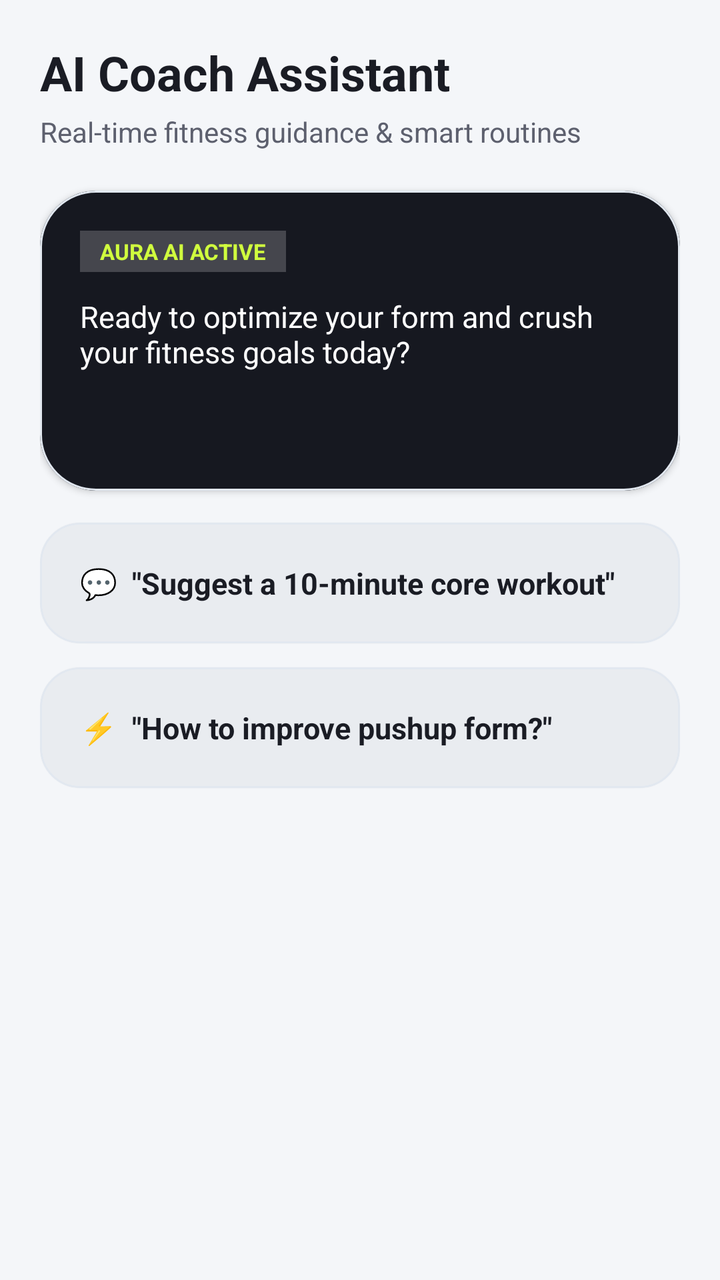
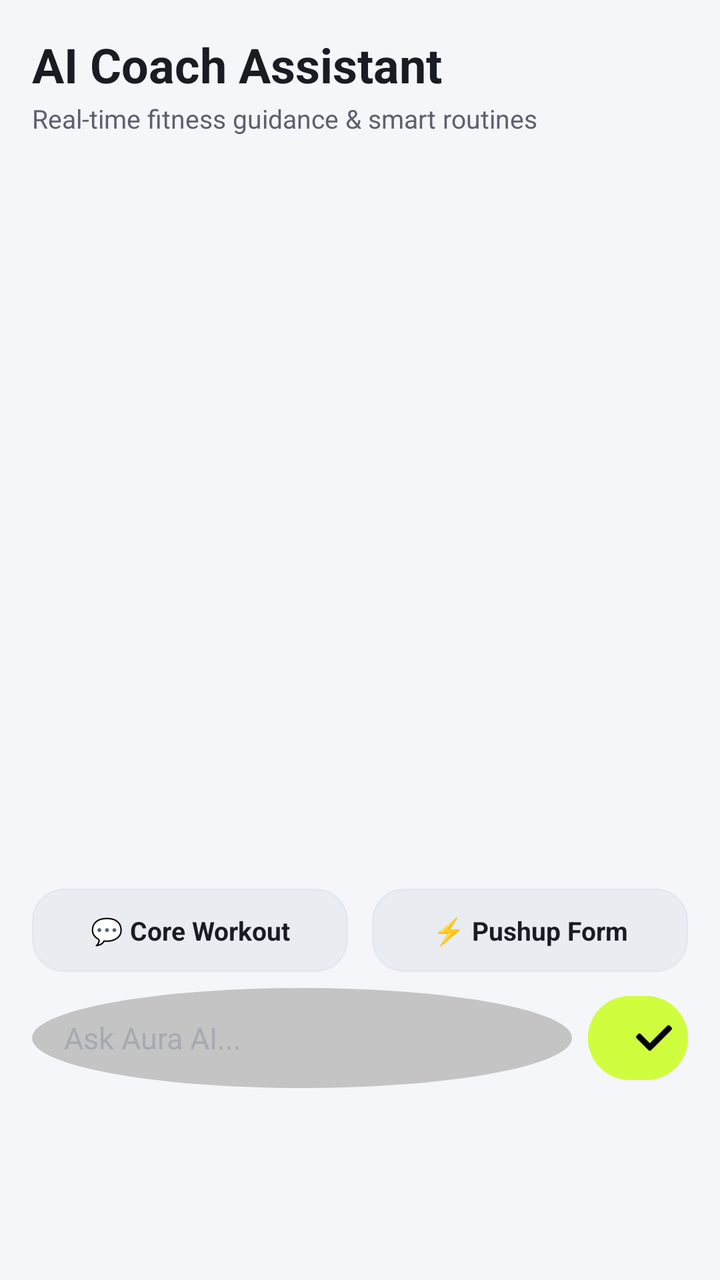

Screens rendered from an Android XML layout before and after an edit, with the pre-edit source and the edit as a unified diff.
<!-- AndroidManifest.xml: application theme Theme.AuraFitAI -->
<!-- res/layout/fragment_ai_coach.xml -->
<?xml version="1.0" encoding="utf-8"?>
<androidx.core.widget.NestedScrollView xmlns:android="http://schemas.android.com/apk/res/android"
    xmlns:app="http://schemas.android.com/apk/res-auto"
    android:layout_width="match_parent"
    android:layout_height="match_parent"
    android:background="?attr/colorSurface"
    android:fillViewport="true">

    <androidx.constraintlayout.widget.ConstraintLayout
        android:layout_width="match_parent"
        android:layout_height="wrap_content"
        android:padding="20dp"
        android:paddingBottom="100dp">

        <TextView
            android:id="@+id/tvAiTitle"
            android:layout_width="wrap_content"
            android:layout_height="wrap_content"
            android:text="AI Coach Assistant"
            android:textColor="?attr/colorOnSurface"
            android:textSize="24sp"
            android:textStyle="bold"
            app:layout_constraintStart_toStartOf="parent"
            app:layout_constraintTop_toTopOf="parent" />

        <TextView
            android:id="@+id/tvAiSubtitle"
            android:layout_width="wrap_content"
            android:layout_height="wrap_content"
            android:layout_marginTop="4dp"
            android:text="Real-time fitness guidance &amp; smart routines"
            android:textColor="?attr/colorOnSurfaceVariant"
            android:textSize="14sp"
            app:layout_constraintStart_toStartOf="parent"
            app:layout_constraintTop_toBottomOf="@+id/tvAiTitle" />

        
        <com.google.android.material.card.MaterialCardView
            android:id="@+id/cardAiHero"
            android:layout_width="match_parent"
            android:layout_height="150dp"
            android:layout_marginTop="20dp"
            app:cardBackgroundColor="@color/dark_surface"
            app:cardCornerRadius="28dp"
            app:cardElevation="2dp"
            app:strokeWidth="1dp"
            app:strokeColor="@color/borderStroke"
            app:layout_constraintTop_toBottomOf="@+id/tvAiSubtitle">

            <androidx.constraintlayout.widget.ConstraintLayout
                android:layout_width="match_parent"
                android:layout_height="match_parent"
                android:padding="20dp">

                <TextView
                    android:id="@+id/tvAiBadge"
                    android:layout_width="wrap_content"
                    android:layout_height="wrap_content"
                    android:background="@color/glass_white_alpha20"
                    android:paddingHorizontal="10dp"
                    android:paddingVertical="3dp"
                    android:text="AURA AI ACTIVE"
                    android:textColor="@color/electric_lime"
                    android:textSize="11sp"
                    android:textStyle="bold"
                    app:layout_constraintStart_toStartOf="parent"
                    app:layout_constraintTop_toTopOf="parent" />

                <TextView
                    android:id="@+id/tvAiHeroText"
                    android:layout_width="0dp"
                    android:layout_height="wrap_content"
                    android:layout_marginTop="12dp"
                    android:text="Ready to optimize your form and crush your fitness goals today?"
                    android:textColor="@color/white"
                    android:textSize="15sp"
                    app:layout_constraintEnd_toEndOf="parent"
                    app:layout_constraintStart_toStartOf="parent"
                    app:layout_constraintTop_toBottomOf="@+id/tvAiBadge" />

            </androidx.constraintlayout.widget.ConstraintLayout>
        </com.google.android.material.card.MaterialCardView>

        
        <com.google.android.material.card.MaterialCardView
            android:id="@+id/cardPrompt1"
            android:layout_width="match_parent"
            android:layout_height="wrap_content"
            android:layout_marginTop="16dp"
            app:cardBackgroundColor="?attr/colorSurfaceVariant"
            app:cardCornerRadius="20dp"
            app:cardElevation="1dp"
            app:strokeWidth="1dp"
            app:strokeColor="@color/borderStroke"
            app:layout_constraintTop_toBottomOf="@+id/cardAiHero">

            <TextView
                android:layout_width="match_parent"
                android:layout_height="wrap_content"
                android:padding="20dp"
                android:text="💬  &quot;Suggest a 10-minute core workout&quot;"
                android:textColor="?attr/colorOnSurface"
                android:textSize="15sp"
                android:textStyle="bold" />
        </com.google.android.material.card.MaterialCardView>

        
        <com.google.android.material.card.MaterialCardView
            android:id="@+id/cardPrompt2"
            android:layout_width="match_parent"
            android:layout_height="wrap_content"
            android:layout_marginTop="12dp"
            app:cardBackgroundColor="?attr/colorSurfaceVariant"
            app:cardCornerRadius="20dp"
            app:cardElevation="1dp"
            app:strokeWidth="1dp"
            app:strokeColor="@color/borderStroke"
            app:layout_constraintTop_toBottomOf="@+id/cardPrompt1">

            <TextView
                android:layout_width="match_parent"
                android:layout_height="wrap_content"
                android:padding="20dp"
                android:text="⚡  &quot;How to improve pushup form?&quot;"
                android:textColor="?attr/colorOnSurface"
                android:textSize="15sp"
                android:textStyle="bold" />
        </com.google.android.material.card.MaterialCardView>

    </androidx.constraintlayout.widget.ConstraintLayout>
</androidx.core.widget.NestedScrollView>
<!-- resources referenced by this layout -->
<resources>
  <color name="borderStroke">#E2E8F0</color>
  <color name="dark_surface">#161820</color>
  <color name="electric_lime">#D0FD3E</color>
  <color name="glass_white_alpha20">#33FFFFFF</color>
  <color name="white">#FFFFFF</color>
  <style name="Theme.AuraFitAI" parent="Theme.Material3.Light.NoActionBar">
          <item name="colorPrimary">@color/gradient_auth_center</item>
          <item name="colorOnPrimary">@color/white</item>
          <item name="colorPrimaryContainer">@color/athletic_emerald_light</item>
          <item name="colorSecondary">@color/electric_lime</item>
          <item name="colorOnSecondary">@color/dark_on_background</item>
          <item name="colorTertiary">@color/gradient_btn_start</item>
  
          <item name="android:windowBackground">@color/light_background</item>
          <item name="colorSurface">@color/light_surface</item>
          <item name="colorSurfaceVariant">@color/light_surface_variant</item>
  
          <item name="colorOnBackground">@color/light_on_background</item>
          <item name="colorOnSurface">@color/light_on_surface</item>
          <item name="colorOnSurfaceVariant">@color/light_on_surface_variant</item>
  
          <item name="android:statusBarColor">@color/light_background</item>
          <item name="android:windowLightStatusBar">true</item>
      </style>
  <color name="gradient_auth_center">#00A86B</color>
  <color name="athletic_emerald_light">#4C8C4A</color>
  <color name="dark_on_background">#FFFFFF</color>
  <color name="gradient_btn_start">#00C99E</color>
  <color name="light_background">#FFFFFF</color>
  <color name="light_surface">#F4F6F9</color>
  <color name="light_surface_variant">#E9ECF0</color>
  <color name="light_on_background">#0D0E12</color>
  <color name="light_on_surface">#1A1C24</color>
  <color name="light_on_surface_variant">#5D606E</color>
</resources>

<!-- the commit's change to res/layout/fragment_ai_coach.xml (unified diff, before → after) -->
@@ -1,131 +1,132 @@
 <?xml version="1.0" encoding="utf-8"?>
-<androidx.core.widget.NestedScrollView xmlns:android="http://schemas.android.com/apk/res/android"
+<androidx.constraintlayout.widget.ConstraintLayout xmlns:android="http://schemas.android.com/apk/res/android"
     xmlns:app="http://schemas.android.com/apk/res-auto"
     android:layout_width="match_parent"
     android:layout_height="match_parent"
     android:background="?attr/colorSurface"
-    android:fillViewport="true">
+    android:padding="16dp">
 
-    <androidx.constraintlayout.widget.ConstraintLayout
+    <TextView
+        android:id="@+id/tvAiTitle"
+        android:layout_width="wrap_content"
+        android:layout_height="wrap_content"
+        android:text="AI Coach Assistant"
+        android:textColor="?attr/colorOnSurface"
+        android:textSize="24sp"
+        android:textStyle="bold"
+        app:layout_constraintStart_toStartOf="parent"
+        app:layout_constraintTop_toTopOf="parent" />
+
+    <TextView
+        android:id="@+id/tvAiSubtitle"
+        android:layout_width="wrap_content"
+        android:layout_height="wrap_content"
+        android:layout_marginTop="2dp"
+        android:text="Real-time fitness guidance &amp; smart routines"
+        android:textColor="?attr/colorOnSurfaceVariant"
+        android:textSize="13sp"
+        app:layout_constraintStart_toStartOf="parent"
+        app:layout_constraintTop_toBottomOf="@+id/tvAiTitle" />
+
+    
+    <androidx.recyclerview.widget.RecyclerView
+        android:id="@+id/rvChatMessages"
+        android:layout_width="match_parent"
+        android:layout_height="0dp"
+        android:layout_marginTop="12dp"
+        android:layout_marginBottom="12dp"
+        android:clipToPadding="false"
+        app:layout_constraintBottom_toTopOf="@+id/quickPromptsLayout"
+        app:layout_constraintTop_toBottomOf="@+id/tvAiSubtitle" />
+
+    
+    <LinearLayout
+        android:id="@+id/quickPromptsLayout"
         android:layout_width="match_parent"
         android:layout_height="wrap_content"
-        android:padding="20dp"
-        android:paddingBottom="100dp">
+        android:layout_marginBottom="8dp"
+        android:orientation="horizontal"
+        app:layout_constraintBottom_toTopOf="@+id/inputLayout">
 
-        <TextView
-            android:id="@+id/tvAiTitle"
-            android:layout_width="wrap_content"
-            android:layout_height="wrap_content"
-            android:text="AI Coach Assistant"
-            android:textColor="?attr/colorOnSurface"
-            android:textSize="24sp"
-            android:textStyle="bold"
-            app:layout_constraintStart_toStartOf="parent"
-            app:layout_constraintTop_toTopOf="parent" />
-
-        <TextView
-            android:id="@+id/tvAiSubtitle"
-            android:layout_width="wrap_content"
-            android:layout_height="wrap_content"
-            android:layout_marginTop="4dp"
-            android:text="Real-time fitness guidance &amp; smart routines"
-            android:textColor="?attr/colorOnSurfaceVariant"
-            android:textSize="14sp"
-            app:layout_constraintStart_toStartOf="parent"
-            app:layout_constraintTop_toBottomOf="@+id/tvAiTitle" />
-
-        
-        <com.google.android.material.card.MaterialCardView
-            android:id="@+id/cardAiHero"
-            android:layout_width="match_parent"
-            android:layout_height="150dp"
-            android:layout_marginTop="20dp"
-            app:cardBackgroundColor="@color/dark_surface"
-            app:cardCornerRadius="28dp"
-            app:cardElevation="2dp"
-            app:strokeWidth="1dp"
-            app:strokeColor="@color/borderStroke"
-            app:layout_constraintTop_toBottomOf="@+id/tvAiSubtitle">
-
-            <androidx.constraintlayout.widget.ConstraintLayout
-                android:layout_width="match_parent"
-                android:layout_height="match_parent"
-                android:padding="20dp">
-
-                <TextView
-                    android:id="@+id/tvAiBadge"
-                    android:layout_width="wrap_content"
-                    android:layout_height="wrap_content"
-                    android:background="@color/glass_white_alpha20"
-                    android:paddingHorizontal="10dp"
-                    android:paddingVertical="3dp"
-                    android:text="AURA AI ACTIVE"
-                    android:textColor="@color/electric_lime"
-                    android:textSize="11sp"
-                    android:textStyle="bold"
-                    app:layout_constraintStart_toStartOf="parent"
-                    app:layout_constraintTop_toTopOf="parent" />
-
-                <TextView
-                    android:id="@+id/tvAiHeroText"
-                    android:layout_width="0dp"
-                    android:layout_height="wrap_content"
-                    android:layout_marginTop="12dp"
-                    android:text="Ready to optimize your form and crush your fitness goals today?"
-                    android:textColor="@color/white"
-                    android:textSize="15sp"
-                    app:layout_constraintEnd_toEndOf="parent"
-                    app:layout_constraintStart_toStartOf="parent"
-                    app:layout_constraintTop_toBottomOf="@+id/tvAiBadge" />
-
-            </androidx.constraintlayout.widget.ConstraintLayout>
-        </com.google.android.material.card.MaterialCardView>
-
-        
         <com.google.android.material.card.MaterialCardView
             android:id="@+id/cardPrompt1"
-            android:layout_width="match_parent"
+            android:layout_width="0dp"
             android:layout_height="wrap_content"
-            android:layout_marginTop="16dp"
+            android:layout_weight="1"
+            android:layout_marginEnd="6dp"
             app:cardBackgroundColor="?attr/colorSurfaceVariant"
-            app:cardCornerRadius="20dp"
-            app:cardElevation="1dp"
+            app:cardCornerRadius="16dp"
             app:strokeWidth="1dp"
-            app:strokeColor="@color/borderStroke"
-            app:layout_constraintTop_toBottomOf="@+id/cardAiHero">
+            app:strokeColor="@color/borderStroke">
 
             <TextView
                 android:layout_width="match_parent"
                 android:layout_height="wrap_content"
-                android:padding="20dp"
-                android:text="💬  &quot;Suggest a 10-minute core workout&quot;"
+                android:gravity="center"
+                android:padding="12dp"
+                android:text="💬 Core Workout"
                 android:textColor="?attr/colorOnSurface"
-                android:textSize="15sp"
+                android:textSize="13sp"
                 android:textStyle="bold" />
         </com.google.android.material.card.MaterialCardView>
 
-        
         <com.google.android.material.card.MaterialCardView
             android:id="@+id/cardPrompt2"
-            android:layout_width="match_parent"
+            android:layout_width="0dp"
             android:layout_height="wrap_content"
-            android:layout_marginTop="12dp"
+            android:layout_weight="1"
+            android:layout_marginStart="6dp"
             app:cardBackgroundColor="?attr/colorSurfaceVariant"
-            app:cardCornerRadius="20dp"
-            app:cardElevation="1dp"
+            app:cardCornerRadius="16dp"
             app:strokeWidth="1dp"
-            app:strokeColor="@color/borderStroke"
-            app:layout_constraintTop_toBottomOf="@+id/cardPrompt1">
+            app:strokeColor="@color/borderStroke">
 
             <TextView
                 android:layout_width="match_parent"
                 android:layout_height="wrap_content"
-                android:padding="20dp"
-                android:text="⚡  &quot;How to improve pushup form?&quot;"
+                android:gravity="center"
+                android:padding="12dp"
+                android:text="⚡ Pushup Form"
                 android:textColor="?attr/colorOnSurface"
-                android:textSize="15sp"
+                android:textSize="13sp"
                 android:textStyle="bold" />
         </com.google.android.material.card.MaterialCardView>
+    </LinearLayout>
 
-    </androidx.constraintlayout.widget.ConstraintLayout>
-</androidx.core.widget.NestedScrollView>
+    
+    <LinearLayout
+        android:id="@+id/inputLayout"
+        android:layout_width="match_parent"
+        android:layout_height="wrap_content"
+        android:layout_marginBottom="80dp"
+        android:orientation="horizontal"
+        android:gravity="center_vertical"
+        app:layout_constraintBottom_toBottomOf="parent">
+
+        <EditText
+            android:id="@+id/etMessageInput"
+            android:layout_width="0dp"
+            android:layout_height="50dp"
+            android:layout_weight="1"
+            android:background="@drawable/item_circular_color_gray_background"
+            android:hint="Ask Aura AI..."
+            android:imeOptions="actionSend"
+            android:inputType="text"
+            android:paddingHorizontal="16dp"
+            android:textColor="@color/white"
+            android:textColorHint="@color/dark_on_surface_variant"
+            android:textSize="15sp" />
+
+        <com.google.android.material.button.MaterialButton
+            android:id="@+id/btnSend"
+            android:layout_width="50dp"
+            android:layout_height="50dp"
+            android:layout_marginStart="8dp"
+            android:backgroundTint="@color/electric_lime"
+            android:contentDescription="Send"
+            app:icon="@drawable/ic_action_done"
+            app:iconTint="@color/black"
+            app:shapeAppearanceOverlay="@style/ShapeAppearance.Material3.Corner.Full" />
+    </LinearLayout>
+
+</androidx.constraintlayout.widget.ConstraintLayout>
<!-- resource entries referenced after the edit -->
@@ -1,10 +1,19 @@
 <!-- resources referenced by this layout -->
 <resources>
+  <color name="black">#000000</color>
   <color name="borderStroke">#E2E8F0</color>
-  <color name="dark_surface">#161820</color>
+  <color name="dark_on_surface_variant">#A7A9B2</color>
   <color name="electric_lime">#D0FD3E</color>
-  <color name="glass_white_alpha20">#33FFFFFF</color>
   <color name="white">#FFFFFF</color>
+  <!-- drawable ic_action_done: png bitmap (drawable, 891 bytes) -->
+  <!-- drawable item_circular_color_gray_background (drawable) -->
+  <?xml version="1.0" encoding="utf-8"?>
+  <shape xmlns:android="http://schemas.android.com/apk/res/android"
+      android:shape="oval">
+  
+      <solid android:color="#c4c4c4"/>
+  
+  </shape>
   <style name="Theme.AuraFitAI" parent="Theme.Material3.Light.NoActionBar">
           <item name="colorPrimary">@color/gradient_auth_center</item>
           <item name="colorOnPrimary">@color/white</item>
